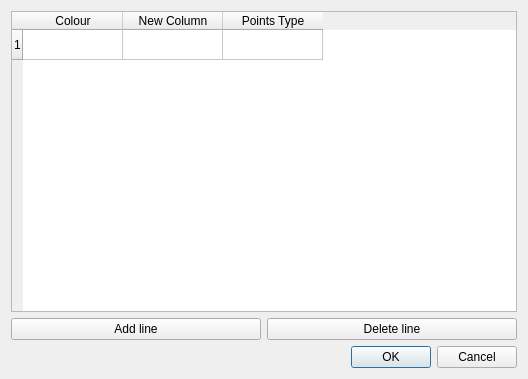
First picture: the form in lingraphsettings.ui, repository Kirikus/Experiments-2026S-CPP, before the edit.
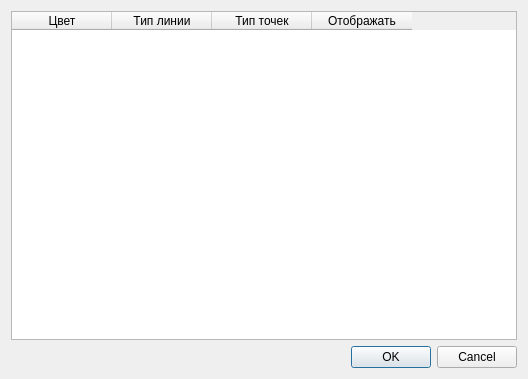
Second picture: the form after the edit.

Diff of the .ui file:
```diff
--- a/lingraphsettings.ui
+++ b/lingraphsettings.ui
@@ -16,44 +16,30 @@
   <layout class="QGridLayout" name="gridLayout">
    <item row="0" column="0">
     <layout class="QGridLayout" name="gridLayout_2">
-     <item row="1" column="0">
-      <widget class="QPushButton" name="AddLineButton">
-       <property name="text">
-        <string>Add line</string>
-       </property>
-      </widget>
-     </item>
-     <item row="0" column="0" colspan="2">
+     <item row="0" column="0">
       <widget class="QTableWidget" name="LineTable">
-       <row>
+       <column>
         <property name="text">
-         <string>1</string>
+         <string>Цвет</string>
         </property>
-       </row>
+       </column>
        <column>
         <property name="text">
-         <string>Colour</string>
+         <string>Тип линии</string>
         </property>
        </column>
        <column>
         <property name="text">
-         <string>New Column</string>
+         <string>Тип точек</string>
         </property>
        </column>
        <column>
         <property name="text">
-         <string>Points Type</string>
+         <string>Отображать</string>
         </property>
        </column>
       </widget>
      </item>
-     <item row="1" column="1">
-      <widget class="QPushButton" name="DelLineButton">
-       <property name="text">
-        <string>Delete line</string>
-       </property>
-      </widget>
-     </item>
     </layout>
    </item>
    <item row="1" column="0">
```
Left out of the diff: 35 changed lines with no effect on the pictures.
